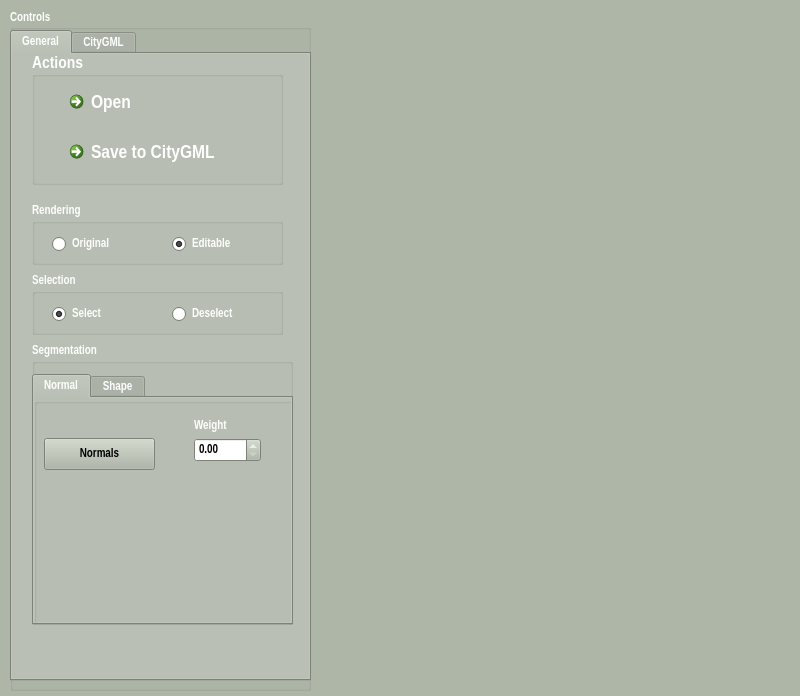
Old version of the form forms/mainwindow.ui in the repository pranjal23/osg2citygml.
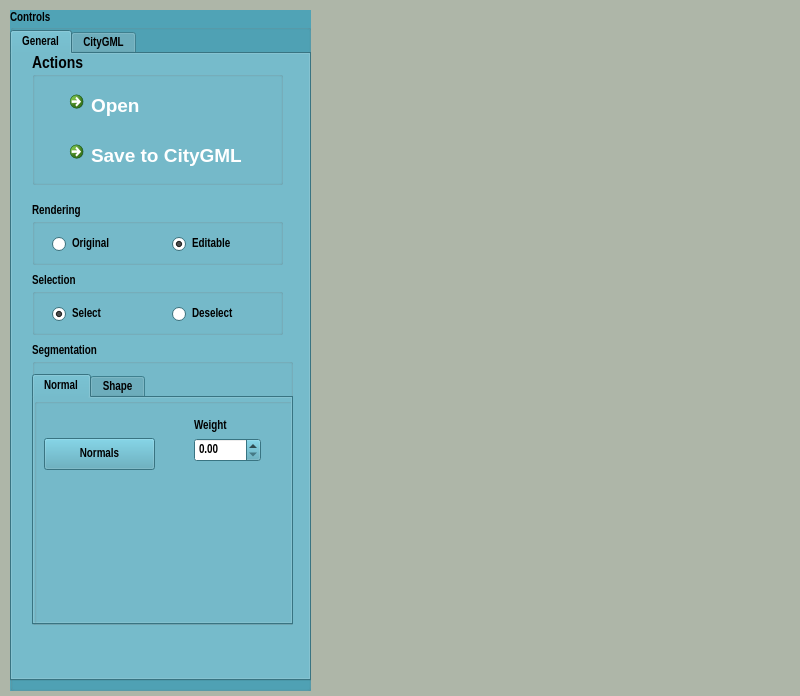
New version of the form. Custom widgets are drawn as their Qt base class.

Commit message: [Changes] - Changed some colors in the form

```diff
--- a/forms/mainwindow.ui
+++ b/forms/mainwindow.ui
@@ -501,6 +501,421 @@
      <verstretch>0</verstretch>
     </sizepolicy>
    </property>
+   <property name="palette">
+    <palette>
+     <active>
+      <colorrole role="WindowText">
+       <brush brushstyle="SolidPattern">
+        <color alpha="255">
+         <red>0</red>
+         <green>0</green>
+         <blue>0</blue>
+        </color>
+       </brush>
+      </colorrole>
+      <colorrole role="Button">
+       <brush brushstyle="SolidPattern">
+        <color alpha="255">
+         <red>80</red>
+         <green>163</green>
+         <blue>182</blue>
+        </color>
+       </brush>
+      </colorrole>
+      <colorrole role="Light">
+       <brush brushstyle="SolidPattern">
+        <color alpha="255">
+         <red>130</red>
+         <green>232</green>
+         <blue>255</blue>
+        </color>
+       </brush>
+      </colorrole>
+      <colorrole role="Midlight">
+       <brush brushstyle="SolidPattern">
+        <color alpha="255">
+         <red>105</red>
+         <green>197</green>
+         <blue>218</blue>
+        </color>
+       </brush>
+      </colorrole>
+      <colorrole role="Dark">
+       <brush brushstyle="SolidPattern">
+        <color alpha="255">
+         <red>40</red>
+         <green>81</green>
+         <blue>91</blue>
+        </color>
+       </brush>
+      </colorrole>
+      <colorrole role="Mid">
+       <brush brushstyle="SolidPattern">
+        <color alpha="255">
+         <red>53</red>
+         <green>109</green>
+         <blue>121</blue>
+        </color>
+       </brush>
+      </colorrole>
+      <colorrole role="Text">
+       <brush brushstyle="SolidPattern">
+        <color alpha="255">
+         <red>0</red>
+         <green>0</green>
+         <blue>0</blue>
+        </color>
+       </brush>
+      </colorrole>
+      <colorrole role="BrightText">
+       <brush brushstyle="SolidPattern">
+        <color alpha="255">
+         <red>255</red>
+         <green>255</green>
+         <blue>255</blue>
+        </color>
+       </brush>
+      </colorrole>
+      <colorrole role="ButtonText">
+       <brush brushstyle="SolidPattern">
+        <color alpha="255">
+         <red>0</red>
+         <green>0</green>
+         <blue>0</blue>
+        </color>
+       </brush>
+      </colorrole>
+      <colorrole role="Base">
+       <brush brushstyle="SolidPattern">
+        <color alpha="255">
+         <red>255</red>
+         <green>255</green>
+         <blue>255</blue>
+        </color>
+       </brush>
+      </colorrole>
+      <colorrole role="Window">
+       <brush brushstyle="SolidPattern">
+        <color alpha="255">
+         <red>80</red>
+         <green>163</green>
+         <blue>182</blue>
+        </color>
+       </brush>
+      </colorrole>
+      <colorrole role="Shadow">
+       <brush brushstyle="SolidPattern">
+        <color alpha="255">
+         <red>0</red>
+         <green>0</green>
+         <blue>0</blue>
+        </color>
+       </brush>
+      </colorrole>
+      <colorrole role="AlternateBase">
+       <brush brushstyle="SolidPattern">
+        <color alpha="255">
+         <red>167</red>
+         <green>209</green>
+         <blue>218</blue>
+        </color>
+       </brush>
+      </colorrole>
+      <colorrole role="ToolTipBase">
+       <brush brushstyle="SolidPattern">
+        <color alpha="255">
+         <red>255</red>
+         <green>255</green>
+         <blue>220</blue>
+        </color>
+       </brush>
+      </colorrole>
+      <colorrole role="ToolTipText">
+       <brush brushstyle="SolidPattern">
+        <color alpha="255">
+         <red>0</red>
+         <green>0</green>
+         <blue>0</blue>
+        </color>
+       </brush>
+      </colorrole>
+     </active>
+     <inactive>
+      <colorrole role="WindowText">
+       <brush brushstyle="SolidPattern">
+        <color alpha="255">
+         <red>0</red>
+         <green>0</green>
+         <blue>0</blue>
+        </color>
+       </brush>
+      </colorrole>
+      <colorrole role="Button">
+       <brush brushstyle="SolidPattern">
+        <color alpha="255">
+         <red>80</red>
+         <green>163</green>
+         <blue>182</blue>
+        </color>
+       </brush>
+      </colorrole>
+      <colorrole role="Light">
+       <brush brushstyle="SolidPattern">
+        <color alpha="255">
+         <red>130</red>
+         <green>232</green>
+         <blue>255</blue>
+        </color>
+       </brush>
+      </colorrole>
+      <colorrole role="Midlight">
+       <brush brushstyle="SolidPattern">
+        <color alpha="255">
+         <red>105</red>
+         <green>197</green>
+         <blue>218</blue>
+        </color>
+       </brush>
+      </colorrole>
+      <colorrole role="Dark">
+       <brush brushstyle="SolidPattern">
+        <color alpha="255">
+         <red>40</red>
+         <green>81</green>
+         <blue>91</blue>
+        </color>
+       </brush>
+      </colorrole>
+      <colorrole role="Mid">
+       <brush brushstyle="SolidPattern">
+        <color alpha="255">
+         <red>53</red>
+         <green>109</green>
+         <blue>121</blue>
+        </color>
+       </brush>
+      </colorrole>
+      <colorrole role="Text">
+       <brush brushstyle="SolidPattern">
+        <color alpha="255">
+         <red>0</red>
+         <green>0</green>
+         <blue>0</blue>
+        </color>
+       </brush>
+      </colorrole>
+      <colorrole role="BrightText">
+       <brush brushstyle="SolidPattern">
+        <color alpha="255">
+         <red>255</red>
+         <green>255</green>
+         <blue>255</blue>
+        </color>
+       </brush>
+      </colorrole>
+      <colorrole role="ButtonText">
+       <brush brushstyle="SolidPattern">
+        <color alpha="255">
+         <red>0</red>
+         <green>0</green>
+         <blue>0</blue>
+        </color>
+       </brush>
+      </colorrole>
+      <colorrole role="Base">
+       <brush brushstyle="SolidPattern">
+        <color alpha="255">
+         <red>255</red>
+         <green>255</green>
+         <blue>255</blue>
+        </color>
+       </brush>
+      </colorrole>
+      <colorrole role="Window">
+       <brush brushstyle="SolidPattern">
+        <color alpha="255">
+         <red>80</red>
+         <green>163</green>
+         <blue>182</blue>
+        </color>
+       </brush>
+      </colorrole>
+      <colorrole role="Shadow">
+       <brush brushstyle="SolidPattern">
+        <color alpha="255">
+         <red>0</red>
+         <green>0</green>
+         <blue>0</blue>
+        </color>
+       </brush>
+      </colorrole>
+      <colorrole role="AlternateBase">
+       <brush brushstyle="SolidPattern">
+        <color alpha="255">
+         <red>167</red>
+         <green>209</green>
+         <blue>218</blue>
+        </color>
+       </brush>
+      </colorrole>
+      <colorrole role="ToolTipBase">
+       <brush brushstyle="SolidPattern">
+        <color alpha="255">
+         <red>255</red>
+         <green>255</green>
+         <blue>220</blue>
+        </color>
+       </brush>
+      </colorrole>
+      <colorrole role="ToolTipText">
+       <brush brushstyle="SolidPattern">
+        <color alpha="255">
+         <red>0</red>
+         <green>0</green>
+         <blue>0</blue>
+        </color>
+       </brush>
+      </colorrole>
+     </inactive>
+     <disabled>
+      <colorrole role="WindowText">
+       <brush brushstyle="SolidPattern">
+        <color alpha="255">
+         <red>40</red>
+         <green>81</green>
+         <blue>91</blue>
+        </color>
+       </brush>
+      </colorrole>
+      <colorrole role="Button">
+       <brush brushstyle="SolidPattern">
+        <color alpha="255">
+         <red>80</red>
+         <green>163</green>
+         <blue>182</blue>
+        </color>
+       </brush>
+      </colorrole>
+      <colorrole role="Light">
+       <brush brushstyle="SolidPattern">
+        <color alpha="255">
+         <red>130</red>
+         <green>232</green>
+         <blue>255</blue>
+        </color>
+       </brush>
+      </colorrole>
+      <colorrole role="Midlight">
+       <brush brushstyle="SolidPattern">
+        <color alpha="255">
+         <red>105</red>
+         <green>197</green>
+         <blue>218</blue>
+        </color>
+       </brush>
+      </colorrole>
+      <colorrole role="Dark">
+       <brush brushstyle="SolidPattern">
+        <color alpha="255">
+         <red>40</red>
+         <green>81</green>
+         <blue>91</blue>
+        </color>
+       </brush>
+      </colorrole>
+      <colorrole role="Mid">
+       <brush brushstyle="SolidPattern">
+        <color alpha="255">
+         <red>53</red>
+         <green>109</green>
+         <blue>121</blue>
+        </color>
+       </brush>
+      </colorrole>
+      <colorrole role="Text">
+       <brush brushstyle="SolidPattern">
+        <color alpha="255">
+         <red>40</red>
+         <green>81</green>
+         <blue>91</blue>
+        </color>
+       </brush>
+      </colorrole>
+      <colorrole role="BrightText">
+       <brush brushstyle="SolidPattern">
+        <color alpha="255">
+         <red>255</red>
+         <green>255</green>
+         <blue>255</blue>
+        </color>
+       </brush>
+      </colorrole>
+      <colorrole role="ButtonText">
+       <brush brushstyle="SolidPattern">
+        <color alpha="255">
+         <red>40</red>
+         <green>81</green>
+         <blue>91</blue>
+        </color>
+       </brush>
+      </colorrole>
+      <colorrole role="Base">
+       <brush brushstyle="SolidPattern">
+        <color alpha="255">
+         <red>80</red>
+         <green>163</green>
+         <blue>182</blue>
+        </color>
+       </brush>
+      </colorrole>
+      <colorrole role="Window">
+       <brush brushstyle="SolidPattern">
+        <color alpha="255">
+         <red>80</red>
+         <green>163</green>
+         <blue>182</blue>
+        </color>
+       </brush>
+      </colorrole>
+      <colorrole role="Shadow">
+       <brush brushstyle="SolidPattern">
+        <color alpha="255">
+         <red>0</red>
+         <green>0</green>
+         <blue>0</blue>
+        </color>
+       </brush>
+      </colorrole>
+      <colorrole role="AlternateBase">
+       <brush brushstyle="SolidPattern">
+        <color alpha="255">
+         <red>80</red>
+         <green>163</green>
+         <blue>182</blue>
+        </color>
+       </brush>
+      </colorrole>
+      <colorrole role="ToolTipBase">
+       <brush brushstyle="SolidPattern">
+        <color alpha="255">
+         <red>255</red>
+         <green>255</green>
+         <blue>220</blue>
+        </color>
+       </brush>
+      </colorrole>
+      <colorrole role="ToolTipText">
+       <brush brushstyle="SolidPattern">
+        <color alpha="255">
+         <red>0</red>
+         <green>0</green>
+         <blue>0</blue>
+        </color>
+       </brush>
+      </colorrole>
+     </disabled>
+    </palette>
+   </property>
    <property name="font">
     <font>
      <family>Arial Narrow</family>
@@ -659,6 +1074,7 @@
        </property>
        <property name="font">
         <font>
+         <family>Segoe UI</family>
          <pointsize>14</pointsize>
          <weight>75</weight>
          <bold>true</bold>
@@ -716,6 +1132,7 @@
        </property>
        <property name="font">
         <font>
+         <family>Segoe UI</family>
          <pointsize>14</pointsize>
         </font>
        </property>
```
The commit also changes 1 other file.
